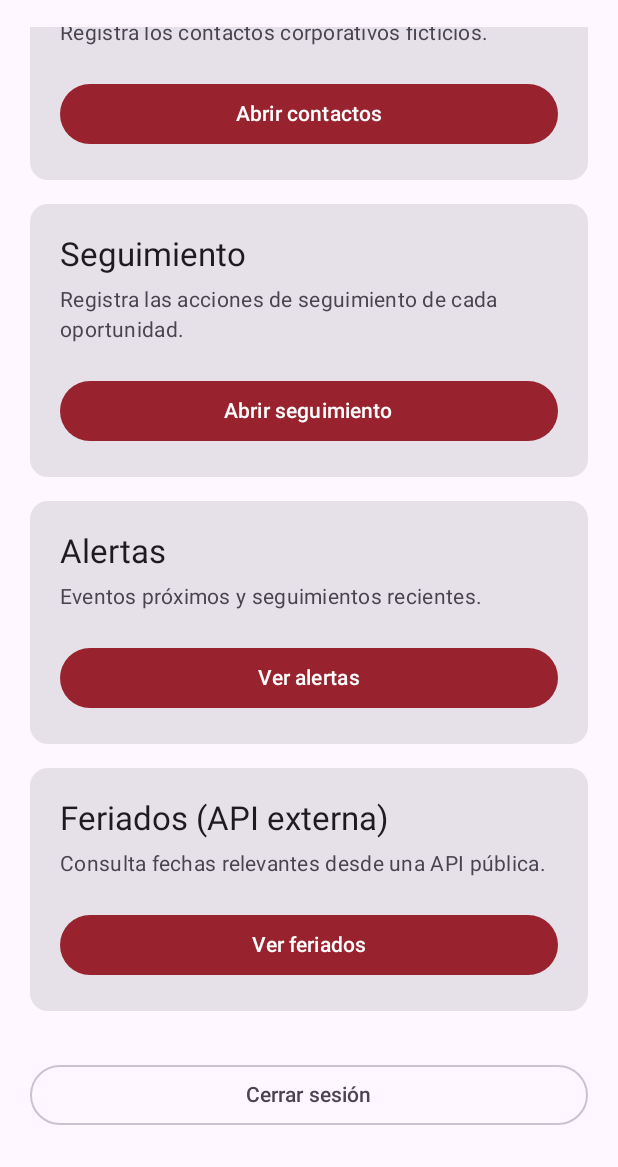
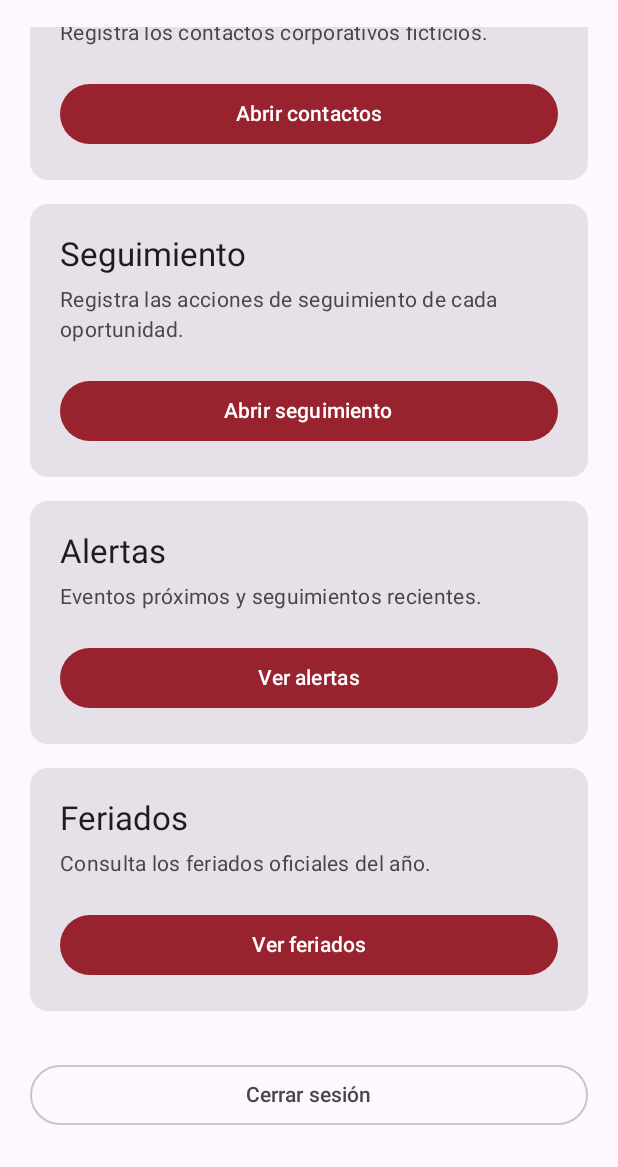
Before and after one commit to viczunigaull/CSNexo, an Android app built with Jetpack Compose: the @Preview function MenuScreenPreview, scrolled down 762 dp, on a phone screen of 412 x 824 dp, the part 69-1236 px from its top. Run offline under Robolectric (Android 15) with nearby library versions, the phone set to English and light mode, and no system bars.

Commit message:
Modificación de nombre en el menú

```diff
--- a/app/src/main/java/com/example/csnexo/ui/feriados/FeriadosScreen.kt
+++ b/app/src/main/java/com/example/csnexo/ui/feriados/FeriadosScreen.kt
@@ -56,7 +56,7 @@ fun FeriadosScreen(
         modifier = modifier.fillMaxSize(),
         topBar = {
             TopAppBar(
-                title = { Text("Feriados (API externa)") },
+                title = { Text("Feriados") },
                 navigationIcon = {
                     TextButton(onClick = onVolver) { Text("Menú") }
                 }
--- a/app/src/main/java/com/example/csnexo/ui/menu/MenuScreen.kt
+++ b/app/src/main/java/com/example/csnexo/ui/menu/MenuScreen.kt
@@ -217,11 +217,11 @@ fun MenuScreen(
             Card(modifier = Modifier.fillMaxWidth()) {
                 Column(modifier = Modifier.padding(20.dp)) {
                     Text(
-                        text = "Feriados (API externa)",
+                        text = "Feriados",
                         style = MaterialTheme.typography.titleLarge
                     )
                     Text(
-                        text = "Consulta fechas relevantes desde una API pública.",
+                        text = "Consulta los feriados oficiales del año.",
                         style = MaterialTheme.typography.bodyMedium,
                         color = MaterialTheme.colorScheme.onSurfaceVariant,
                         modifier = Modifier.padding(top = 6.dp)
```
